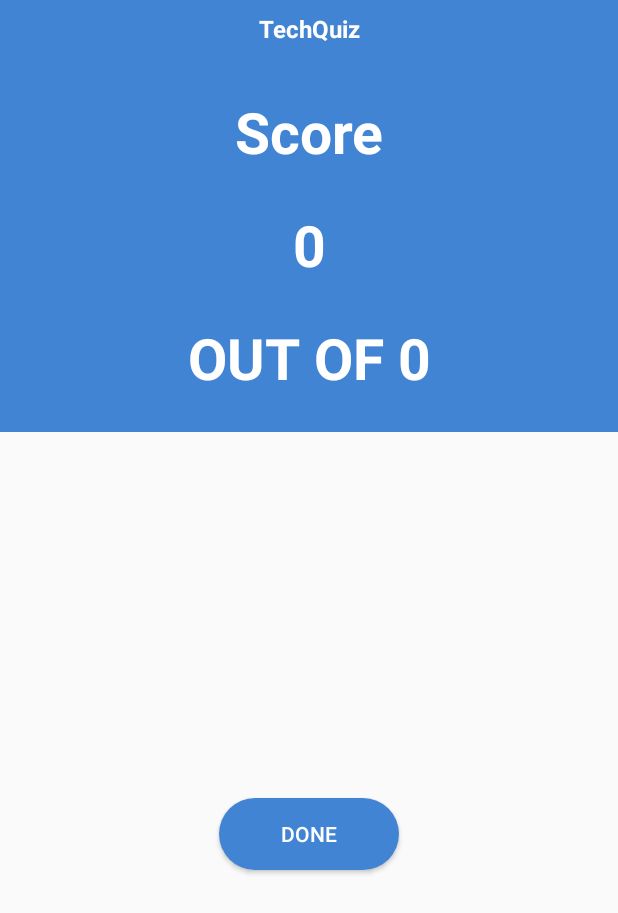
After one commit to nmehare/MobileApp, an Android app: the ScoreActivity screen opened directly, with no data from a screen before it, on a phone screen of 412 x 824 dp. The commit adds this screen. Shown: the top 913 px of the screen. Run offline under Robolectric (Android 15) with nearby library versions, the phone set to English and light mode, and no system bars.

```diff
--- a/app/src/main/AndroidManifest.xml
+++ b/app/src/main/AndroidManifest.xml
@@ -2,7 +2,8 @@
 <manifest xmlns:android="http://schemas.android.com/apk/res/android"
     package="com.example.techquizapp">
 
-    <uses-permission android:name="android.permission.INTERNET"/>
+    <uses-permission android:name="android.permission.INTERNET" />
+
     <application
         android:allowBackup="true"
         android:icon="@mipmap/ic_launcher"
@@ -10,7 +11,8 @@
         android:roundIcon="@mipmap/ic_launcher_round"
         android:supportsRtl="true"
         android:theme="@style/AppTheme">
-        <activity android:name=".QuestionsActivity"></activity>
+        <activity android:name=".ScoreActivity"></activity>
+        <activity android:name=".QuestionsActivity" />
         <activity android:name=".SetsActivity" />
         <activity android:name=".CategoriesActivity" />
         <activity android:name=".MainActivity">
--- /dev/null
+++ b/app/src/main/java/com/example/techquizapp/ScoreActivity.java
@@ -0,0 +1,34 @@
+package com.example.techquizapp;
+
+import androidx.appcompat.app.AppCompatActivity;
+
+import android.os.Bundle;
+import android.view.View;
+import android.widget.Button;
+import android.widget.TextView;
+
+public class ScoreActivity extends AppCompatActivity {
+
+    private TextView scored, total;
+    private Button doneBtn;
+
+    @Override
+    protected void onCreate(Bundle savedInstanceState) {
+        super.onCreate(savedInstanceState);
+        setContentView(R.layout.activity_score);
+
+        scored = findViewById(R.id.scored);
+        total = findViewById(R.id.total);
+        doneBtn = findViewById(R.id.done_btn);
+        scored.setText(String.valueOf(getIntent().getIntExtra("score",0)));
+        total.setText("OUT OF " + String.valueOf(getIntent().getIntExtra("total",0)));
+
+        doneBtn.setOnClickListener(new View.OnClickListener() {
+            @Override
+            public void onClick(View v) {
+                finish();
+
+            }
+        });
+    }
+}
--- /dev/null
+++ b/app/src/main/res/layout/activity_score.xml
@@ -0,0 +1,74 @@
+<?xml version="1.0" encoding="utf-8"?>
+<LinearLayout xmlns:android="http://schemas.android.com/apk/res/android"
+    xmlns:app="http://schemas.android.com/apk/res-auto"
+    xmlns:tools="http://schemas.android.com/tools"
+    android:layout_width="match_parent"
+    android:orientation="vertical"
+    android:layout_height="match_parent"
+    tools:context=".ScoreActivity">
+
+    <LinearLayout
+        android:layout_width="match_parent"
+        android:layout_height="wrap_content"
+        android:orientation="vertical"
+        android:background="@color/colorPrimary"
+        tools:layout_editor_absoluteX="1dp"
+        tools:layout_editor_absoluteY="1dp">
+
+        <TextView
+            android:id="@+id/textView"
+            android:layout_width="match_parent"
+            android:layout_height="wrap_content"
+            android:padding="8dp"
+            android:textSize="16sp"
+            android:textColor="@android:color/white"
+            android:textStyle="bold"
+            android:textAlignment="center"
+            android:text="@string/app_name1" />
+
+        <TextView
+            android:id="@+id/textView2"
+            android:layout_width="match_parent"
+            android:layout_height="wrap_content"
+            android:padding="24dp"
+            android:textSize="38sp"
+            android:textColor="@android:color/white"
+            android:textStyle="bold"
+            android:textAlignment="center"
+            android:text="Score" />
+
+        <TextView
+            android:id="@+id/scored"
+            android:layout_width="match_parent"
+            android:layout_height="wrap_content"
+            android:textSize="38sp"
+            android:textColor="@android:color/white"
+            android:textStyle="bold"
+            android:textAlignment="center"
+            android:text="5" />
+
+        <TextView
+            android:id="@+id/total"
+            android:layout_width="match_parent"
+            android:layout_height="wrap_content"
+            android:padding="24dp"
+            android:textSize="38sp"
+            android:textColor="@android:color/white"
+            android:textStyle="bold"
+            android:textAlignment="center"
+            android:text="OUT OF 10" />
+    </LinearLayout>
+    <FrameLayout
+        android:layout_width="match_parent"
+        android:layout_height="0dp"
+        android:layout_weight="1">
+        <Button
+            android:id="@+id/done_btn"
+            android:layout_width="120dp"
+            android:layout_height="wrap_content"
+            android:textColor="@android:color/white"
+            android:background="@drawable/rounded_corners"
+            android:layout_gravity="center"
+            android:text="Done" />
+    </FrameLayout>
+</LinearLayout>
--- a/app/src/main/res/values/strings.xml
+++ b/app/src/main/res/values/strings.xml
@@ -1,4 +1,5 @@
 <resources>
     <string name="app_name">TechQuizApp</string>
+    <string name="app_name1">TechQuiz</string>
     <string name="sets">Sets</string>
 </resources>
```
Also changed, not shown: app/src/main/java/com/example/techquizapp/CategoriesActivity.java (+16 -1 lines), app/src/main/java/com/example/techquizapp/QuestionsActivity.java (+19 -2 lines), app/src/main/res/layout/loading.xml (added, +24 -0 lines), app/build.gradle (line endings or trailing spaces).
